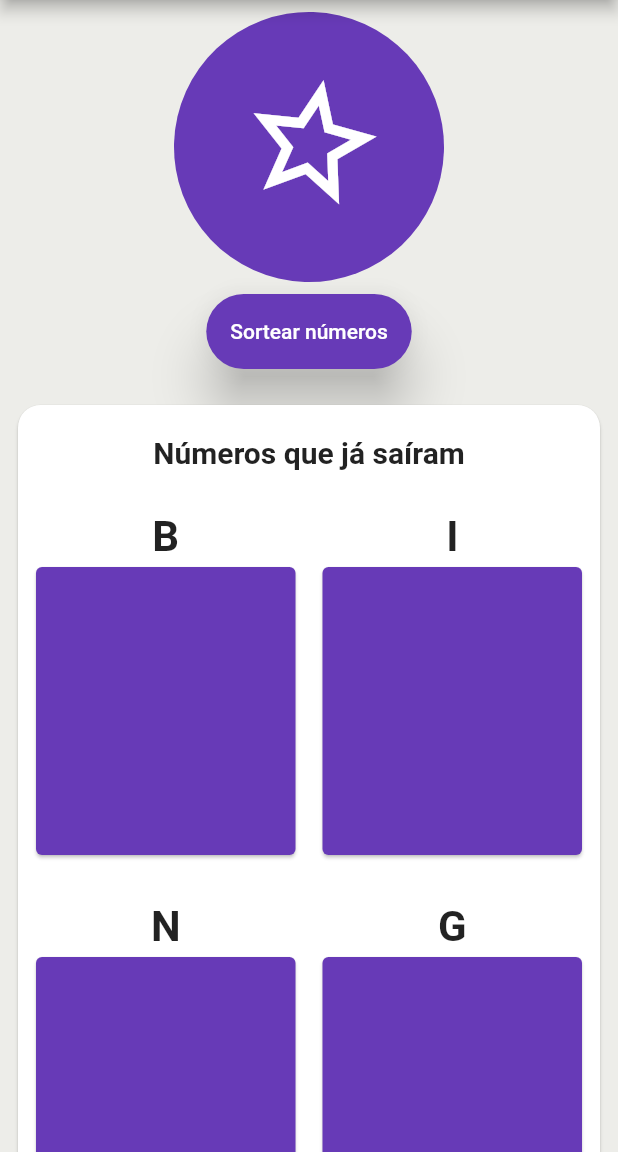
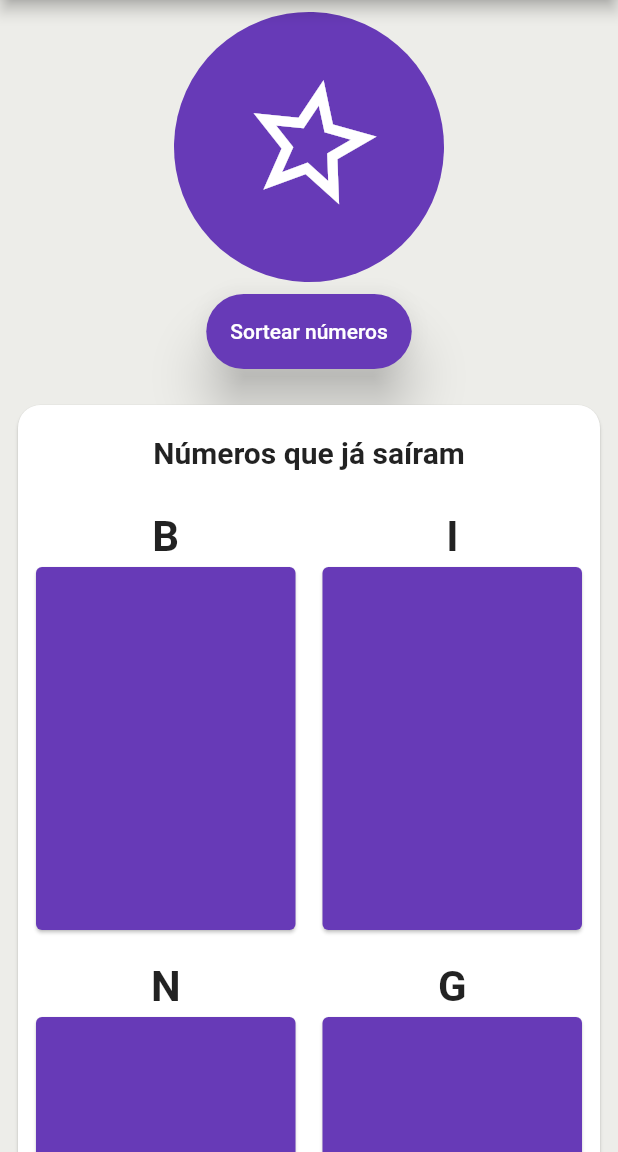
Before and after one commit to ManoelEduardo/bingo-flutter-web, a Flutter app: the screen it shows after launch, after a tap on "Sortear números", on a phone screen of 412 x 824 dp, the part 84-1236 px from its top. Run offline on Flutter 3.47's test engine with Material 2 defaults, Android fonts, the phone set to English and light mode, and no system bars.

Commit message:
Adjusting bet number

```diff
--- a/lib/src/components/show_drawn_numbers.dart
+++ b/lib/src/components/show_drawn_numbers.dart
@@ -22,7 +22,7 @@ class ShowDrawnNumbers extends StatelessWidget {
         ),
         SizedBox(
           width: 200,
-          height: 200,
+          height: 250,
           child: Card(
             color: Colors.deepPurple,
             child: Padding(
--- a/lib/src/pages/home.dart
+++ b/lib/src/pages/home.dart
@@ -14,7 +14,7 @@ class _HomePageState extends State<HomePage> {
   final _homeController = Homecontroller();
 
   shuffler() {
-    if (_homeController.drawnNumbers.length < 75) {
+    if (_homeController.drawnNumbers.length < 90) {
       _homeController.startGameBallAnimation();
     } else {
       _showMyDialog();
@@ -101,7 +101,7 @@ class _HomePageState extends State<HomePage> {
                             maxCrossAxisExtent: size.width > 1580 ? 300 : 250,
                             mainAxisSpacing: 10.0,
                             crossAxisSpacing: 10.0,
-                            mainAxisExtent: 250.0,
+                            mainAxisExtent: 290.0,
                           ),
                           children: [
                             ValueListenableBuilder<List<int>>(
@@ -143,7 +143,7 @@ class _HomePageState extends State<HomePage> {
                         ),
                       ),
                       const Text(
-                        'Os números do BINGO são de 1 a 75',
+                        'Os números do BINGO são de 1 a 90',
                         style: TextStyle(fontWeight: FontWeight.bold),
                       ),
                       const SizedBox(height: 15.0)
```
Also changed, not shown: lib/src/controllers/home_controller.dart (+5 -5 lines), 3 other files.
